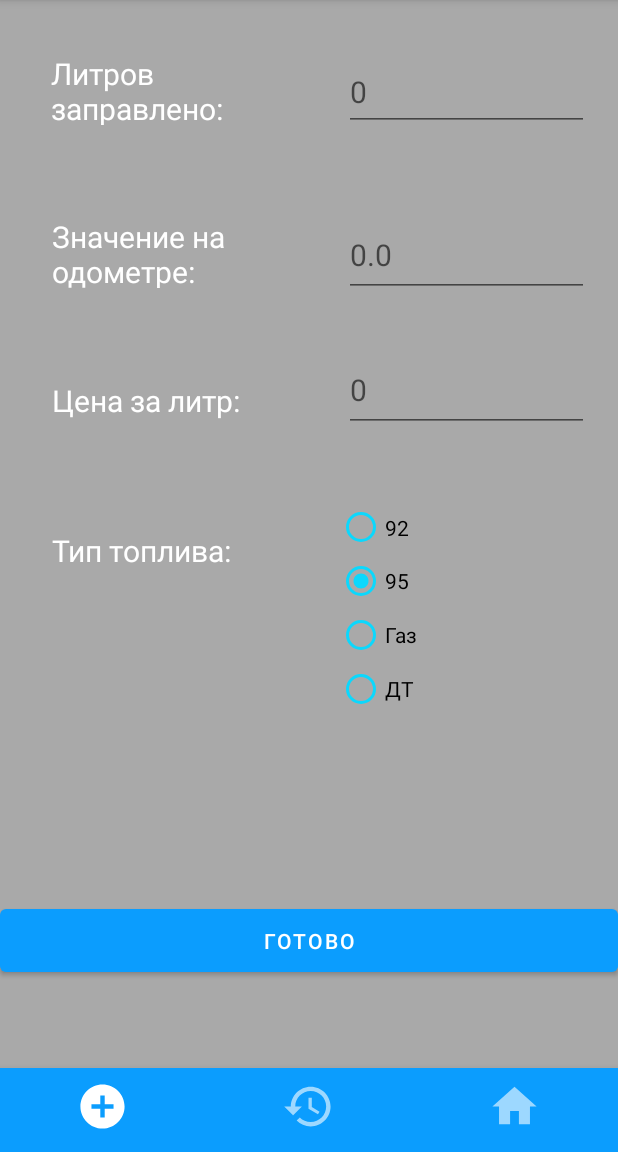
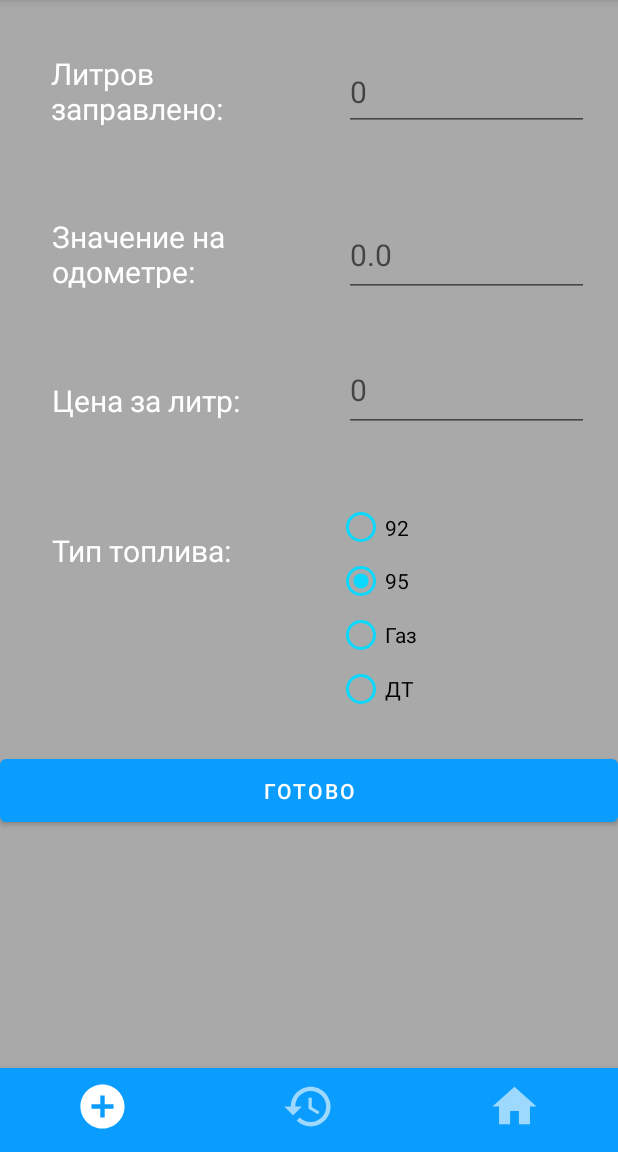
Before and after one commit to GigaIQ/carhelper, an Android app: the NewFuelFragment screen opened through its navigation route, on a phone screen of 412 x 824 dp, the part 84-1236 px from its top. Run offline under Robolectric (Android 15) with nearby library versions, the phone set to English and light mode, and no system bars; our stand-ins replace data binding, navigation-ui; network calls fail.

Commit message:
update out text len

```diff
--- a/app/src/main/java/ru/vsu/cs/polev/Item.java
+++ b/app/src/main/java/ru/vsu/cs/polev/Item.java
@@ -12,6 +12,7 @@ public class Item {
         this.price = price;
         this.diff = diff;
     }
+
 
     public String getLiter() {
         return liter;
--- a/app/src/main/res/layout/fragment_history.xml
+++ b/app/src/main/res/layout/fragment_history.xml
@@ -70,6 +70,8 @@
             android:layout_width="match_parent"
             android:layout_height="wrap_content"
             android:layout_marginTop="60dp"
+            android:layout_marginEnd="5dp"
+            android:layout_marginStart="5dp"
             app:layout_constraintEnd_toEndOf="parent"
             app:layout_constraintHorizontal_bias="0.0"
             app:layout_constraintStart_toStartOf="parent"
--- a/app/src/main/res/layout/fragment_information.xml
+++ b/app/src/main/res/layout/fragment_information.xml
@@ -142,6 +142,7 @@
                     android:layout_marginEnd="5dp"
                     android:textAlignment="center"
                     android:textColor="#FFFFFF"
+                    android:maxLength="5"
                     android:textSize="24sp"
                     app:layout_constraintEnd_toEndOf="parent"
                     app:layout_constraintTop_toBottomOf="@+id/textView9" />
--- a/app/src/main/res/layout/fragment_new_fuel.xml
+++ b/app/src/main/res/layout/fragment_new_fuel.xml
@@ -64,7 +64,7 @@
             android:layout_marginEnd="10sp"
             android:ems="7"
             android:hint="0"
-            android:inputType="number|numberDecimal"
+            android:inputType="numberDecimal"
             android:singleLine="false"
             android:textColor="#000000"
             android:textSize="20sp"
@@ -141,7 +141,7 @@
             android:id="@+id/refuelCompleteButton"
             android:layout_width="0sp"
             android:layout_height="54sp"
-            android:layout_marginTop="600sp"
+            android:layout_marginTop="500sp"
             android:layout_marginBottom="30sp"
             android:onClick="refuelComplete"
             android:text="готово"
--- a/app/src/main/res/navigation/navigation_graph.xml
+++ b/app/src/main/res/navigation/navigation_graph.xml
@@ -8,9 +8,7 @@
         android:id="@+id/informationFragment"
         android:name="ru.vsu.cs.polev.InformationFragment"
         android:label="InformationFragment" >
-        <action
-            android:id="@+id/action_informationFragment_to_expensesFragment"
-            app:destination="@id/expensesFragment" />
+
         <action
             android:id="@+id/action_informationFragment_to_historyFragment"
             app:destination="@id/historyFragment" />
@@ -18,11 +16,7 @@
             android:id="@+id/action_informationFragment_to_newFuelFragment"
             app:destination="@id/newFuelFragment" />
     </fragment>
-    <fragment
-        android:id="@+id/expensesFragment"
-        android:name="ru.vsu.cs.polev.ExpensesFragment"
-        android:label="fragment_expenses"
-        tools:layout="@layout/fragment_expenses" />
+
     <fragment
         android:id="@+id/historyFragment"
         android:name="ru.vsu.cs.polev.HistoryFragment"
```
Also changed, not shown: app/src/main/java/ru/vsu/cs/polev/ExpensesFragment.java (deleted, +0 -52 lines), app/src/main/java/ru/vsu/cs/polev/HistoryFragment.java (+6 -5 lines), app/src/main/java/ru/vsu/cs/polev/InformationFragment.java (+3 -4 lines), app/src/main/res/layout/fragment_expenses.xml (deleted, +0 -18 lines), app/src/main/res/layout/item_view.xml (+5 -2 lines).
